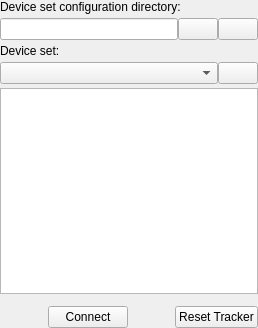
Above: PlusApp/PlusCommonWidgets/PlusDeviceSetSelectorWidget.ui from PlusToolkit/PlusApp before the change. Below: the same form after it.
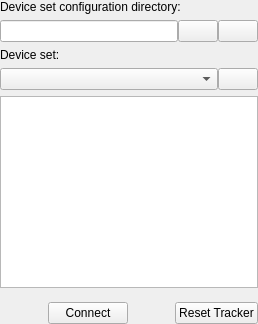
That is the form after the change. Icons and pictures are not drawn.

Commit message: re #263 Updating layout to limit combobox size to fit within 20% (toolbar area)

What changed in the file:
```diff
--- a/PlusApp/PlusCommonWidgets/PlusDeviceSetSelectorWidget.ui
+++ b/PlusApp/PlusCommonWidgets/PlusDeviceSetSelectorWidget.ui
@@ -2,18 +2,10 @@
 <ui version="4.0">
  <class>DeviceSetSelectorWidget</class>
  <widget class="QWidget" name="DeviceSetSelectorWidget">
-  <property name="geometry">
-   <rect>
-    <x>0</x>
-    <y>0</y>
-    <width>258</width>
-    <height>328</height>
-   </rect>
-  </property>
   <property name="windowTitle">
    <string>Plus Device Set Selector</string>
   </property>
-  <layout class="QGridLayout" name="gridLayout">
+  <layout class="QVBoxLayout" name="verticalLayout">
    <property name="leftMargin">
     <number>0</number>
    </property>
@@ -26,26 +18,26 @@
    <property name="bottomMargin">
     <number>0</number>
    </property>
-   <property name="horizontalSpacing">
-    <number>0</number>
-   </property>
-   <property name="verticalSpacing">
-    <number>4</number>
-   </property>
-   <item row="0" column="0">
+   <item>
     <widget class="QLabel" name="label_ConfigurationDirectory">
      <property name="text">
       <string>Device set configuration directory:</string>
      </property>
     </widget>
    </item>
-   <item row="1" column="0">
+   <item>
     <layout class="QHBoxLayout" name="horizontalLayout">
      <property name="spacing">
       <number>0</number>
      </property>
      <item>
       <widget class="QLineEdit" name="lineEdit_ConfigurationDirectory">
+       <property name="sizePolicy">
+        <sizepolicy hsizetype="Expanding" vsizetype="Fixed">
+         <horstretch>8</horstretch>
+         <verstretch>0</verstretch>
+        </sizepolicy>
+       </property>
        <property name="readOnly">
         <bool>true</bool>
        </property>
@@ -53,6 +45,12 @@
      </item>
      <item>
       <widget class="QPushButton" name="pushButton_OpenConfigurationDirectory">
+       <property name="sizePolicy">
+        <sizepolicy hsizetype="Minimum" vsizetype="Fixed">
+         <horstretch>1</horstretch>
+         <verstretch>0</verstretch>
+        </sizepolicy>
+       </property>
        <property name="toolTip">
         <string>Select other device set configuration directory</string>
        </property>
@@ -67,6 +65,12 @@
      </item>
      <item>
       <widget class="QPushButton" name="pushButton_RefreshFolder">
+       <property name="sizePolicy">
+        <sizepolicy hsizetype="Minimum" vsizetype="Fixed">
+         <horstretch>1</horstretch>
+         <verstretch>0</verstretch>
+        </sizepolicy>
+       </property>
        <property name="toolTip">
         <string>Refresh device set list from currently selected configuration directory</string>
        </property>
@@ -81,14 +85,64 @@
      </item>
     </layout>
    </item>
-   <item row="2" column="0">
+   <item>
     <widget class="QLabel" name="label_DeviceSet">
      <property name="text">
       <string>Device set:</string>
      </property>
     </widget>
    </item>
-   <item row="6" column="0">
+   <item>
+    <layout class="QHBoxLayout" name="horizontalLayout_DeviceSetContainer">
+     <property name="spacing">
+      <number>0</number>
+     </property>
+     <item>
+      <widget class="QComboBox" name="comboBox_DeviceSet">
+       <property name="sizePolicy">
+        <sizepolicy hsizetype="MinimumExpanding" vsizetype="Fixed">
+         <horstretch>9</horstretch>
+         <verstretch>0</verstretch>
+        </sizepolicy>
+       </property>
+       <property name="maxVisibleItems">
+        <number>35</number>
+       </property>
+      </widget>
+     </item>
+     <item>
+      <widget class="QPushButton" name="pushButton_EditConfiguration">
+       <property name="sizePolicy">
+        <sizepolicy hsizetype="Minimum" vsizetype="Fixed">
+         <horstretch>1</horstretch>
+         <verstretch>0</verstretch>
+        </sizepolicy>
+       </property>
+       <property name="toolTip">
+        <string>Edit configuration file</string>
+       </property>
+       <property name="text">
+        <string/>
+       </property>
+       <property name="icon">
+        <iconset resource="PlusCommonWidgets.qrc">
+         <normaloff>:/icons/Resources/icon_Edit.png</normaloff>:/icons/Resources/icon_Edit.png</iconset>
+       </property>
+      </widget>
+     </item>
+    </layout>
+   </item>
+   <item>
+    <widget class="QTextEdit" name="textEdit_Description">
+     <property name="frameShadow">
+      <enum>QFrame::Plain</enum>
+     </property>
+     <property name="readOnly">
+      <bool>true</bool>
+     </property>
+    </widget>
+   </item>
+   <item>
     <spacer name="verticalSpacer_2">
      <property name="orientation">
       <enum>Qt::Vertical</enum>
@@ -104,7 +158,7 @@
      </property>
     </spacer>
    </item>
-   <item row="7" column="0">
+   <item>
     <layout class="QHBoxLayout" name="horizontalLayout_Buttons">
      <property name="spacing">
       <number>0</number>
@@ -155,50 +209,6 @@
      </item>
     </layout>
    </item>
-   <item row="5" column="0">
-    <widget class="QTextEdit" name="textEdit_Description">
-     <property name="frameShadow">
-      <enum>QFrame::Plain</enum>
-     </property>
-     <property name="readOnly">
-      <bool>true</bool>
-     </property>
-    </widget>
-   </item>
-   <item row="3" column="0">
-    <layout class="QHBoxLayout" name="horizontalLayout_DeviceSetContainer">
-     <property name="spacing">
-      <number>0</number>
-     </property>
-     <item>
-      <widget class="QComboBox" name="comboBox_DeviceSet">
-       <property name="sizePolicy">
-        <sizepolicy hsizetype="Expanding" vsizetype="Fixed">
-         <horstretch>0</horstretch>
-         <verstretch>0</verstretch>
-        </sizepolicy>
-       </property>
-       <property name="maxVisibleItems">
-        <number>35</number>
-       </property>
-      </widget>
-     </item>
-     <item>
-      <widget class="QPushButton" name="pushButton_EditConfiguration">
-       <property name="toolTip">
-        <string>Edit configuration file</string>
-       </property>
-       <property name="text">
-        <string/>
-       </property>
-       <property name="icon">
-        <iconset resource="PlusCommonWidgets.qrc">
-         <normaloff>:/icons/Resources/icon_Edit.png</normaloff>:/icons/Resources/icon_Edit.png</iconset>
-       </property>
-      </widget>
-     </item>
-    </layout>
-   </item>
   </layout>
  </widget>
  <resources>
```
The commit also changes 1 other file.
